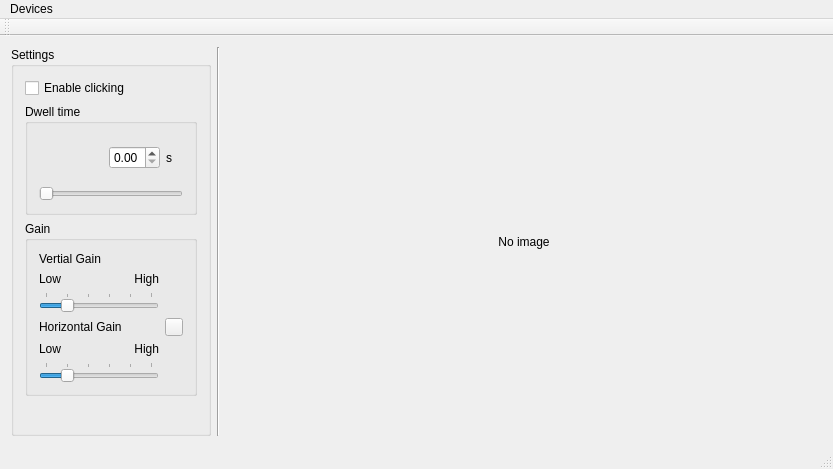
Before: the Qt Designer form mainWindow.ui in toshikurauchi/CameraMouseSuite-cross-platform, drawn with Qt 5.
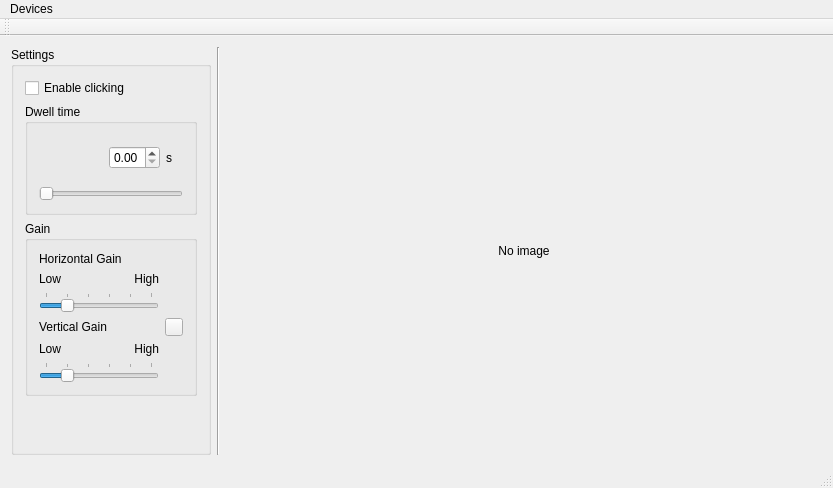
After: the same form once the commit is applied. Icons and pictures are not drawn. Custom widgets are drawn as their Qt base class.

Commit message: Typo and swapping horizontal and vertical gain sliders

```diff
--- a/mainWindow.ui
+++ b/mainWindow.ui
@@ -7,7 +7,7 @@
     <x>0</x>
     <y>0</y>
     <width>833</width>
-    <height>469</height>
+    <height>488</height>
    </rect>
   </property>
   <property name="windowTitle">
@@ -104,39 +104,14 @@
           <string>Gain</string>
          </property>
          <layout class="QGridLayout" name="gridLayout_3">
-          <item row="5" column="0" colspan="2">
-           <widget class="QSlider" name="horizontalGainSlider">
-            <property name="minimum">
-             <number>3</number>
-            </property>
-            <property name="maximum">
-             <number>18</number>
-            </property>
-            <property name="singleStep">
-             <number>3</number>
-            </property>
-            <property name="value">
-             <number>6</number>
-            </property>
-            <property name="orientation">
-             <enum>Qt::Horizontal</enum>
-            </property>
-            <property name="tickPosition">
-             <enum>QSlider::TicksAbove</enum>
-            </property>
-            <property name="tickInterval">
-             <number>3</number>
-            </property>
-           </widget>
-          </item>
-          <item row="1" column="0">
+          <item row="4" column="0">
            <widget class="QLabel" name="label_4">
             <property name="text">
              <string>Low</string>
             </property>
            </widget>
           </item>
-          <item row="2" column="0" colspan="2">
+          <item row="5" column="0" colspan="2">
            <widget class="QSlider" name="verticalGainSlider">
             <property name="minimum">
              <number>3</number>
@@ -168,38 +143,38 @@
            </widget>
           </item>
           <item row="3" column="0">
+           <widget class="QLabel" name="label_2">
+            <property name="text">
+             <string>Vertical Gain</string>
+            </property>
+           </widget>
+          </item>
+          <item row="4" column="1">
+           <widget class="QLabel" name="label_5">
+            <property name="text">
+             <string>High</string>
+            </property>
+            <property name="alignment">
+             <set>Qt::AlignRight|Qt::AlignTrailing|Qt::AlignVCenter</set>
+            </property>
+           </widget>
+          </item>
+          <item row="0" column="0">
            <widget class="QLabel" name="label_3">
             <property name="text">
              <string>Horizontal Gain</string>
             </property>
            </widget>
           </item>
-          <item row="0" column="0">
-           <widget class="QLabel" name="label_2">
-            <property name="text">
-             <string>Vertial Gain</string>
-            </property>
-           </widget>
-          </item>
-          <item row="4" column="0">
+          <item row="1" column="0">
            <widget class="QLabel" name="label_6">
             <property name="text">
              <string>Low</string>
             </property>
            </widget>
           </item>
-          <item row="4" column="1">
-           <widget class="QLabel" name="label_7">
-            <property name="text">
-             <string>High</string>
-            </property>
-            <property name="alignment">
-             <set>Qt::AlignRight|Qt::AlignTrailing|Qt::AlignVCenter</set>
-            </property>
-           </widget>
-          </item>
           <item row="1" column="1">
-           <widget class="QLabel" name="label_5">
+           <widget class="QLabel" name="label_7">
             <property name="text">
              <string>High</string>
             </property>
@@ -208,6 +183,31 @@
             </property>
            </widget>
           </item>
+          <item row="2" column="0" colspan="2">
+           <widget class="QSlider" name="horizontalGainSlider">
+            <property name="minimum">
+             <number>3</number>
+            </property>
+            <property name="maximum">
+             <number>18</number>
+            </property>
+            <property name="singleStep">
+             <number>3</number>
+            </property>
+            <property name="value">
+             <number>6</number>
+            </property>
+            <property name="orientation">
+             <enum>Qt::Horizontal</enum>
+            </property>
+            <property name="tickPosition">
+             <enum>QSlider::TicksAbove</enum>
+            </property>
+            <property name="tickInterval">
+             <number>3</number>
+            </property>
+           </widget>
+          </item>
           <item row="3" column="2">
            <widget class="QPushButton" name="lockGainButton">
             <property name="maximumSize">
```
Left out of the diff: 2 changed lines with no effect on the pictures.
